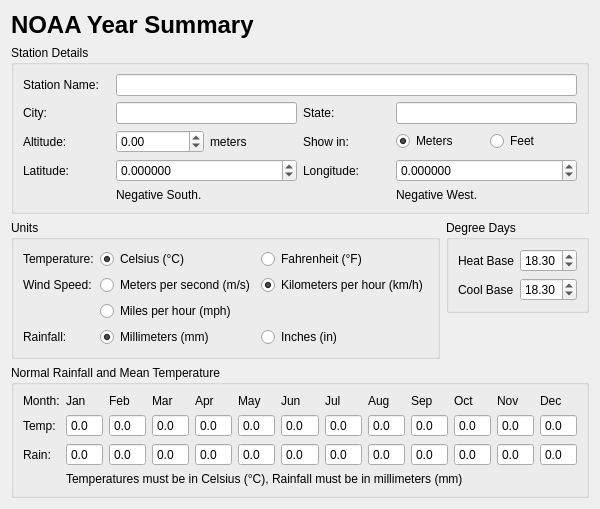
Old version of the form desktop/reporting/reports/noaayr/criteria.ui in the repository davidrg/zxweather.
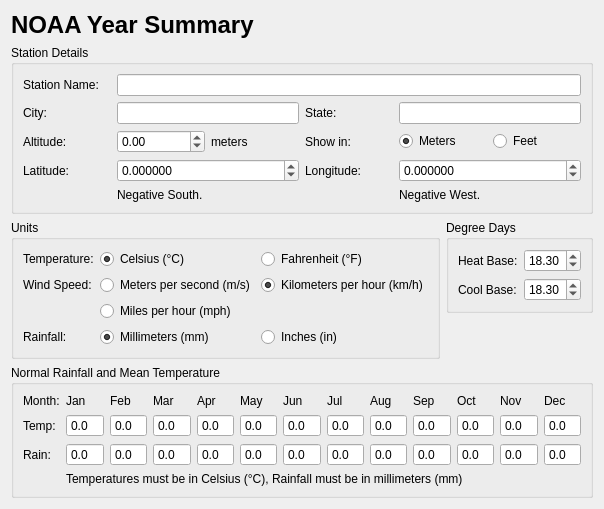
New version of the form.

Commit message: desktop: Fix inconsistent use of colons in field labels

Diff of the .ui file:
```diff
--- a/desktop/reporting/reports/noaayr/criteria.ui
+++ b/desktop/reporting/reports/noaayr/criteria.ui
@@ -6,7 +6,7 @@
    <rect>
     <x>0</x>
     <y>0</y>
-    <width>540</width>
+    <width>542</width>
     <height>449</height>
    </rect>
   </property>
@@ -155,14 +155,14 @@
       <item row="1" column="0">
        <widget class="QLabel" name="label_5">
         <property name="text">
-         <string>Cool Base</string>
+         <string>Cool Base:</string>
         </property>
        </widget>
       </item>
       <item row="0" column="0">
        <widget class="QLabel" name="label_4">
         <property name="text">
-         <string>Heat Base</string>
+         <string>Heat Base:</string>
         </property>
        </widget>
       </item>
```
The commit also changes 7 other files.
